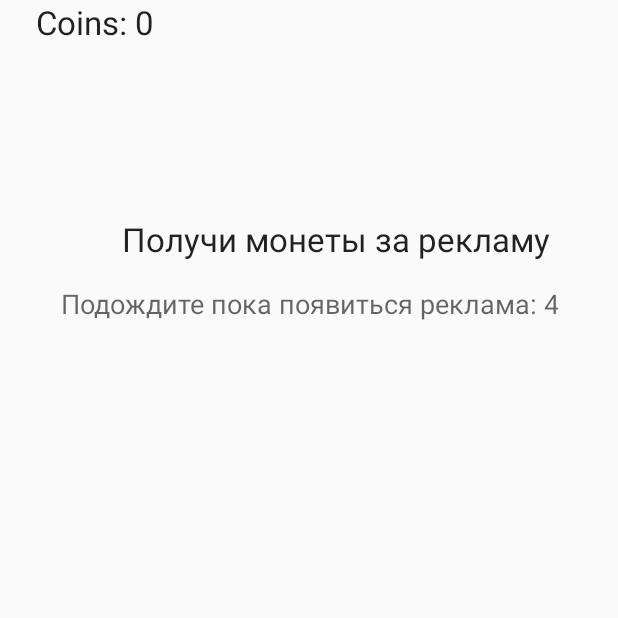
After one commit to Almoder/-WHATTOSEE, an Android app: the Watch screen opened directly, with no data from a screen before it, on a phone screen of 412 x 824 dp, the top half of it. The commit adds this screen. Run offline under Robolectric (Android 15) with nearby library versions, the phone set to English and light mode, and no system bars; our stand-ins replace AdMob; 2 statements that could not run were skipped.

Commit message:
0.0.1.0
-Внедрены сервисы гугл
-Внедрены серсивы аналитики Firebase
-Добавлена систем multiDex из-за привышения количеста команд в Dex файле
-Внедрён Admob
-Внедрены рекламные баннеры в main и about activity
-Создан список под магазин
-Добавлена возможность просмотра рекламного видео в рамках монетизации
-Добавлена Watch activity
-Поднят уровень minSdkVersion на 2

```diff
--- /dev/null
+++ b/app/src/main/java/com/example/whattosee/Watch.java
@@ -0,0 +1,214 @@
+package com.example.whattosee;
+
+
+
+import android.app.Activity;
+import android.os.Bundle;
+import android.os.CountDownTimer;
+import android.view.View;
+import android.widget.Button;
+import android.widget.TextView;
+import android.widget.Toast;
+import com.google.android.gms.ads.AdRequest;
+import com.google.android.gms.ads.MobileAds;
+import com.google.android.gms.ads.initialization.InitializationStatus;
+import com.google.android.gms.ads.initialization.OnInitializationCompleteListener;
+import com.google.android.gms.ads.rewarded.RewardItem;
+import com.google.android.gms.ads.rewarded.RewardedAd;
+import com.google.android.gms.ads.rewarded.RewardedAdCallback;
+import com.google.android.gms.ads.rewarded.RewardedAdLoadCallback;
+
+/** Main Activity. Inflates main activity xml. */
+public class Watch extends Activity {
+    private static final String AD_UNIT_ID = "ca-app-pub-9595963256137742/6406704403";
+    private static final long COUNTER_TIME = 10;
+    private static final int GAME_OVER_REWARD = 1;
+
+    private int coinCount;
+    private TextView coinCountText;
+    private CountDownTimer countDownTimer;
+    private boolean gameOver;
+    private boolean gamePaused;
+
+    private RewardedAd rewardedAd;
+    private Button retryButton;
+    private Button showVideoButton;
+    private long timeRemaining;
+    boolean isLoading;
+
+    @Override
+    protected void onCreate(Bundle savedInstanceState) {
+        super.onCreate(savedInstanceState);
+        setContentView(R.layout.activity_watch);
+        MobileAds.initialize(this, new OnInitializationCompleteListener() {
+            @Override
+            public void onInitializationComplete(InitializationStatus initializationStatus) {
+            }
+        });
+
+        loadRewardedAd();
+
+        // Create the "retry" button, which tries to show a rewarded ad between game plays.
+        retryButton = findViewById(R.id.retry_button);
+        retryButton.setVisibility(View.INVISIBLE);
+        retryButton.setOnClickListener(
+                new View.OnClickListener() {
+                    @Override
+                    public void onClick(View view) {
+                        startGame();
+                    }
+                });
+
+        // Create the "show" button, which shows a rewarded video if one is loaded.
+        showVideoButton = findViewById(R.id.show_video_button);
+        showVideoButton.setVisibility(View.INVISIBLE);
+        showVideoButton.setOnClickListener(
+                new View.OnClickListener() {
+                    @Override
+                    public void onClick(View view) {
+                        showRewardedVideo();
+                    }
+                });
+
+        // Display current coin count to user.
+        coinCountText = findViewById(R.id.coin_count_text);
+        coinCount = 0;
+        coinCountText.setText("Coins: " + coinCount);
+
+        startGame();
+    }
+
+    @Override
+    public void onPause() {
+        super.onPause();
+        pauseGame();
+    }
+
+    @Override
+    public void onResume() {
+        super.onResume();
+        if (!gameOver && gamePaused) {
+            resumeGame();
+        }
+    }
+
+    private void pauseGame() {
+        countDownTimer.cancel();
+        gamePaused = true;
+    }
+
+    private void resumeGame() {
+        createTimer(timeRemaining);
+        gamePaused = false;
+    }
+
+    private void loadRewardedAd() {
+        if (rewardedAd == null || !rewardedAd.isLoaded()) {
+            rewardedAd = new RewardedAd(this, AD_UNIT_ID);
+            isLoading = true;
+            rewardedAd.loadAd(
+                    new AdRequest.Builder().build(),
+                    new RewardedAdLoadCallback() {
+                        @Override
+                        public void onRewardedAdLoaded() {
+                            // Ad successfully loaded.
+                            Watch.this.isLoading = false;
+                            Toast.makeText(Watch.this, "onRewardedAdLoaded", Toast.LENGTH_SHORT).show();
+                        }
+
+                        @Override
+                        public void onRewardedAdFailedToLoad(int errorCode) {
+                            // Ad failed to load.
+                            Watch.this.isLoading = false;
+                            Toast.makeText(Watch.this, "onRewardedAdFailedToLoad", Toast.LENGTH_SHORT)
+                                    .show();
+                        }
+                    });
+        }
+    }
+
+    private void addCoins(int coins) {
+        coinCount += coins;
+        coinCountText.setText("Coins: " + coinCount);
+    }
+
+    private void startGame() {
+        // Hide the retry button, load the ad, and start the timer.
+        retryButton.setVisibility(View.INVISIBLE);
+        showVideoButton.setVisibility(View.INVISIBLE);
+        if (!rewardedAd.isLoaded() && !isLoading) {
+            loadRewardedAd();
+        }
+        createTimer(COUNTER_TIME);
+        gamePaused = false;
+        gameOver = false;
+    }
+
+    // Create the game timer, which counts down to the end of the level
+    // and shows the "retry" button.
+    private void createTimer(long time) {
+        final TextView textView = findViewById(R.id.timer);
+        if (countDownTimer != null) {
+            countDownTimer.cancel();
+        }
+        countDownTimer =
+                new CountDownTimer(time * 500, 50) {
+                    @Override
+                    public void onTick(long millisUnitFinished) {
+                        timeRemaining = ((millisUnitFinished / 1000) + 1);
+                        textView.setText("Подождите пока появиться реклама: " + timeRemaining);
+                    }
+
+                    @Override
+                    public void onFinish() {
+                        if (rewardedAd.isLoaded()) {
+                            showVideoButton.setVisibility(View.VISIBLE);
+                        }
+                        textView.setText("Спасибо за ожидание!");
+                        addCoins(GAME_OVER_REWARD);
+
+                            retryButton.setVisibility(View.VISIBLE);
+
+                        gameOver = true;
+                    }
+                };
+        countDownTimer.start();
+    }
+
+    private void showRewardedVideo() {
+        showVideoButton.setVisibility(View.INVISIBLE);
+        if (rewardedAd.isLoaded()) {
+            RewardedAdCallback adCallback =
+                    new RewardedAdCallback() {
+                        @Override
+                        public void onRewardedAdOpened() {
+                            // Ad opened.
+                            Toast.makeText(Watch.this, "onRewardedAdOpened", Toast.LENGTH_SHORT).show();
+                        }
+
+                        @Override
+                        public void onRewardedAdClosed() {
+                            // Ad closed.
+                            Toast.makeText(Watch.this, "onRewardedAdClosed", Toast.LENGTH_SHORT).show();
+                            // Preload the next video ad.
+                            Watch.this.loadRewardedAd();
+                        }
+
+                        @Override
+                        public void onUserEarnedReward(RewardItem rewardItem) {
+                            // User earned reward.
+                            Toast.makeText(Watch.this, "onUserEarnedReward", Toast.LENGTH_SHORT).show();
+                            addCoins(rewardItem.getAmount());
+                        }
+
+                        @Override
+                        public void onRewardedAdFailedToShow(int errorCode) {
+                            // Ad failed to display
+                            Toast.makeText(Watch.this, "onRewardedAdFailedToShow", Toast.LENGTH_SHORT)
+                                    .show();
+                        }
+                    };
+            rewardedAd.show(this, adCallback);
+        }
+    }
+}
--- a/app/src/main/java/com/example/whattosee/ui/cartoons/CartoonsFragment.java
+++ b/app/src/main/java/com/example/whattosee/ui/cartoons/CartoonsFragment.java
@@ -58,7 +58,7 @@ public class CartoonsFragment extends ListFragment {
                 break;
             case 1:
                 break;
-                default: break;
+            default: break;
         }
         //Запускаем активность
     }
--- a/app/src/main/res/layout/activity_main.xml
+++ b/app/src/main/res/layout/activity_main.xml
@@ -2,6 +2,7 @@
 <androidx.drawerlayout.widget.DrawerLayout xmlns:android="http://schemas.android.com/apk/res/android"
     xmlns:app="http://schemas.android.com/apk/res-auto"
     xmlns:tools="http://schemas.android.com/tools"
+    xmlns:ads="http://schemas.android.com/apk/res-auto"
     android:id="@+id/drawer_layout"
     android:layout_width="match_parent"
     android:layout_height="match_parent"
@@ -22,4 +23,6 @@
         app:headerLayout="@layout/nav_header_main"
         app:menu="@menu/activity_main_drawer" />
 
+
+
 </androidx.drawerlayout.widget.DrawerLayout>
--- /dev/null
+++ b/app/src/main/res/layout/activity_watch.xml
@@ -0,0 +1,70 @@
+<?xml version="1.0" encoding="utf-8"?>
+<RelativeLayout xmlns:android="http://schemas.android.com/apk/res/android"
+    xmlns:app="http://schemas.android.com/apk/res-auto"
+    xmlns:tools="http://schemas.android.com/tools"
+    android:layout_width="match_parent"
+    android:layout_height="match_parent"
+    android:id="@+id/fragment2"
+    tools:context=".Watch">
+
+    <androidx.constraintlayout.widget.ConstraintLayout
+        android:layout_width="match_parent"
+        android:layout_height="match_parent">
+
+        <TextView
+            android:id="@+id/coin_count_text"
+            android:layout_width="wrap_content"
+            android:layout_height="wrap_content"
+            android:layout_marginLeft="24dp"
+            android:text="@string/default_coin_text"
+            android:textAppearance="?android:attr/textAppearanceLarge"
+            app:layout_constraintLeft_toLeftOf="parent"
+            app:layout_constraintTop_toTopOf="parent" />
+
+        <Button
+            android:id="@+id/show_video_button"
+            android:layout_width="wrap_content"
+            android:layout_height="wrap_content"
+            android:layout_marginTop="16dp"
+            android:text="@string/watch_video_button_text"
+            app:layout_constraintLeft_toLeftOf="parent"
+            app:layout_constraintRight_toRightOf="parent"
+            app:layout_constraintTop_toBottomOf="@id/retry_button" />
+
+        <Button
+            android:id="@+id/retry_button"
+            android:layout_width="wrap_content"
+            android:layout_height="wrap_content"
+            android:layout_marginTop="32dp"
+            android:text="@string/retry_button_text"
+            app:layout_constraintLeft_toLeftOf="parent"
+            app:layout_constraintRight_toRightOf="parent"
+            app:layout_constraintTop_toBottomOf="@id/timer" />
+
+        <TextView
+            android:id="@+id/timer"
+            android:layout_width="wrap_content"
+            android:layout_height="wrap_content"
+            android:layout_marginTop="16dp"
+            android:gravity="center"
+            android:textAppearance="?android:attr/textAppearanceMedium"
+            app:layout_constraintLeft_toLeftOf="parent"
+            app:layout_constraintRight_toRightOf="parent"
+            app:layout_constraintTop_toBottomOf="@id/game_title" />
+
+        <TextView
+            android:id="@+id/game_title"
+            android:layout_width="wrap_content"
+            android:layout_height="wrap_content"
+            android:layout_marginTop="50dp"
+            android:text="@string/impossible_game"
+            android:textAppearance="?android:attr/textAppearanceLarge"
+            app:layout_constraintBottom_toBottomOf="parent"
+            app:layout_constraintHorizontal_bias="0.644"
+            app:layout_constraintLeft_toLeftOf="parent"
+            app:layout_constraintRight_toRightOf="parent"
+            app:layout_constraintTop_toTopOf="parent"
+            app:layout_constraintVertical_bias="0.127" />
+    </androidx.constraintlayout.widget.ConstraintLayout>
+
+</RelativeLayout>
--- a/app/src/main/res/layout/content_main.xml
+++ b/app/src/main/res/layout/content_main.xml
@@ -13,8 +13,11 @@
         android:layout_width="match_parent"
         android:layout_height="match_parent"
         app:defaultNavHost="true"
+        app:layout_constraintHorizontal_bias="0.0"
         app:layout_constraintLeft_toLeftOf="parent"
         app:layout_constraintRight_toRightOf="parent"
         app:layout_constraintTop_toTopOf="parent"
         app:navGraph="@navigation/mobile_navigation" />
+
+
 </androidx.constraintlayout.widget.ConstraintLayout>
--- a/app/src/main/res/layout/list_what.xml
+++ b/app/src/main/res/layout/list_what.xml
@@ -1,4 +1,5 @@
 <LinearLayout xmlns:android="http://schemas.android.com/apk/res/android"
+    xmlns:app="http://schemas.android.com/apk/res-auto"
     android:layout_width="match_parent"
     android:layout_height="wrap_content"
     android:orientation="horizontal"
--- a/app/src/main/res/values/strings.xml
+++ b/app/src/main/res/values/strings.xml
@@ -19,4 +19,13 @@
     <string name="menu_send">Send</string>
     <string name="empty">Список пуст</string>
 
+    <string name="banner_ad_unit_id">ca-app-pub-9595963256137742/2254323512</string>
+    <string name="banner_ad_unit_id1">ca-app-pub-9595963256137742/9940176185</string>
+
+    <string name="impossible_game">Получи монеты за рекламу</string>
+    <string name="retry_button_text">Подождать ещё</string>
+    <string name="watch_video_button_text">Посмотерь видео за 100 монет</string>
+    <string name="default_coin_text">Coins: 0</string>
+
+
 </resources>
--- a/build.gradle
+++ b/build.gradle
@@ -8,6 +8,7 @@ buildscript {
     }
     dependencies {
         classpath 'com.android.tools.build:gradle:3.5.0'
+        classpath 'com.google.gms:google-services:4.3.3'
 
         // NOTE: Do not place your application dependencies here; they belong
         // in the individual module build.gradle files
```
Also changed, not shown: app/build.gradle (+14 -1 lines), app/src/main/AndroidManifest.xml (+11 -4 lines), app/src/main/java/com/example/whattosee/About.java (+49 -3 lines), app/src/main/java/com/example/whattosee/MainActivity.java (+51 -19 lines), app/src/main/java/com/example/whattosee/ui/anime/AnimeFragment.java (+1 -6 lines), app/src/main/java/com/example/whattosee/ui/shop/ShopFragment.java (+66 -21 lines), app/src/main/res/layout/activity_about.xml (+31 -15 lines), app/src/main/res/layout/app_bar_main.xml (+20 -0 lines), app/src/main/res/layout/fragment_shop.xml (+17 -14 lines), 2 other files.
